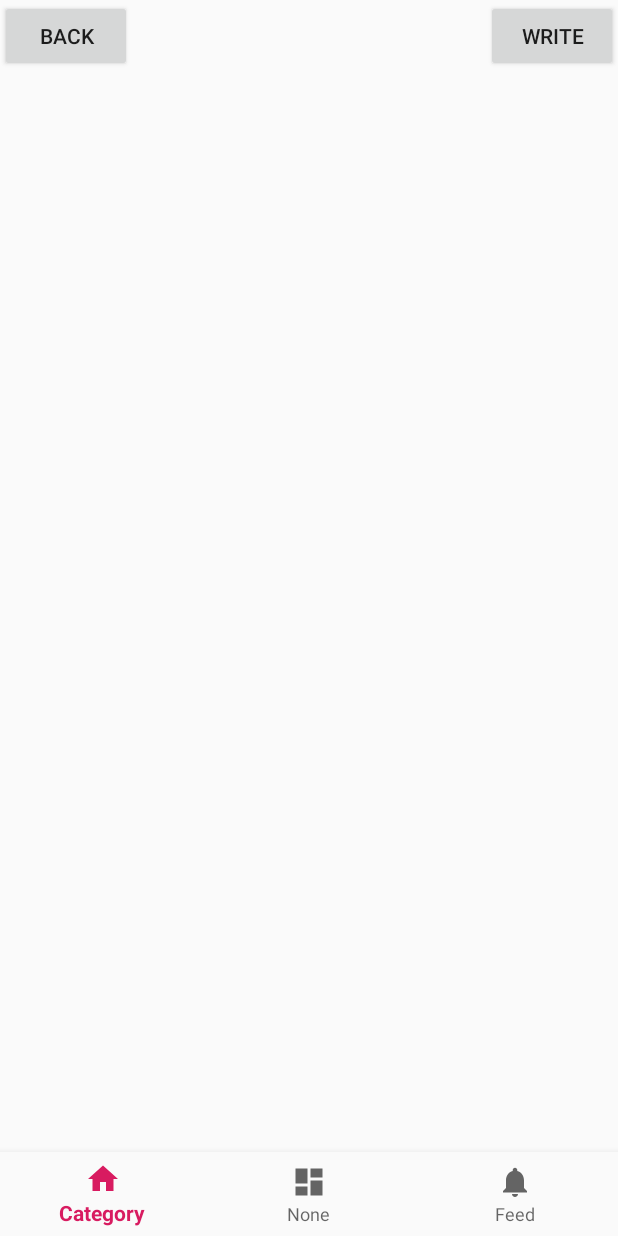
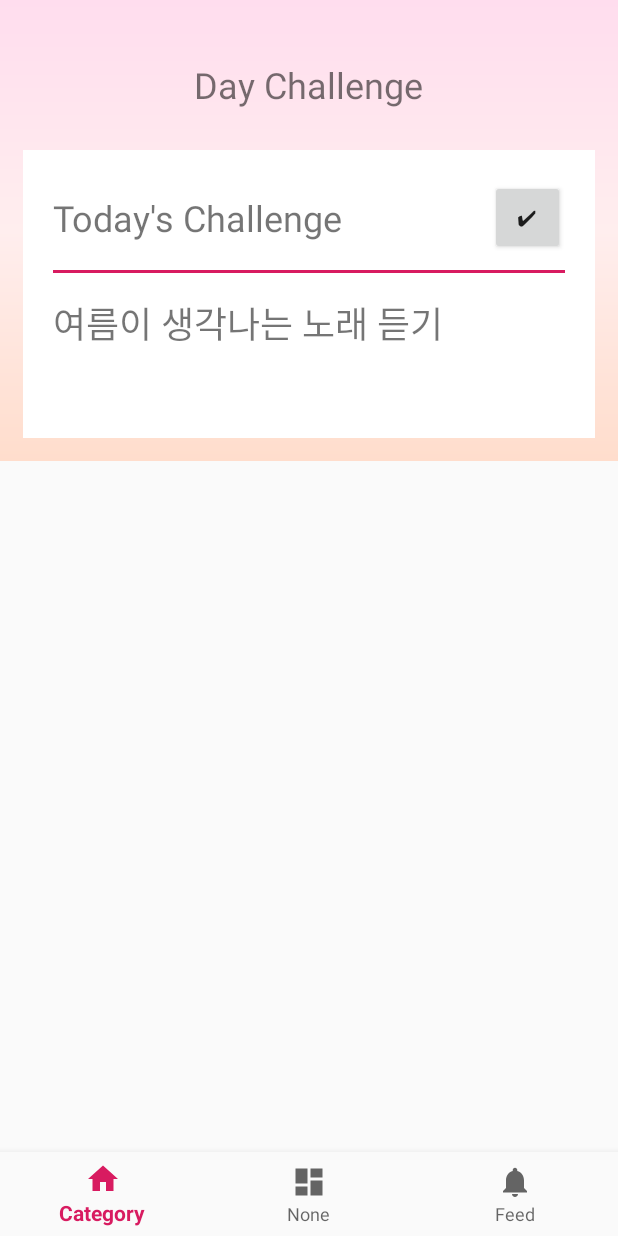
Before and after one commit to l3olvy/Day-Challenge, an Android app: the screen it shows after launch (MainActivity), after a tap on "MUSIC", on a phone screen of 412 x 824 dp. Run offline under Robolectric (Android 15) with nearby library versions, the phone set to English and light mode, and no system bars; our stand-ins replace navigation-ui.

Commit message:
feature/ challenge

```diff
--- a/app/src/main/java/org/techtown/daychallenge/ui/Challenge/ChallengeFragment.java
+++ b/app/src/main/java/org/techtown/daychallenge/ui/Challenge/ChallengeFragment.java
@@ -25,15 +25,6 @@ public class ChallengeFragment extends Fragment {
 
         ViewGroup rootView = (ViewGroup) inflater.inflate(R.layout.fragment_challenge, container, false);
 
-        Button back_btn = rootView.findViewById(R.id.back);
-        back_btn.setOnClickListener(new View.OnClickListener() {
-            @Override
-            public void onClick(View v) {
-                MainActivity activity = (MainActivity) getActivity();
-                activity.onFragmentChanged(1);
-            }
-        });
-
         Button write_btn = rootView.findViewById(R.id.write);
         write_btn.setOnClickListener(new View.OnClickListener() {
             @Override
--- a/app/src/main/res/drawable-v24/select_button.xml
+++ b/app/src/main/res/drawable-v24/select_button.xml
@@ -18,8 +18,8 @@
     <item >
         <shape android:shape="rectangle"  >
             <corners android:radius="30dip" />
-            <stroke android:width="1dip" android:color="#FFFF561D" />
-            <gradient android:angle="-90" android:startColor="#FFFF561D" android:endColor="#FFFF561D" />
+            <stroke android:width="1dip" android:color="#50BCDF" />
+            <gradient android:angle="-90" android:startColor="#50BCDF" android:endColor="#50BCDF" />
         </shape>
     </item>
 </selector>
--- a/app/src/main/res/layout/activity_main.xml
+++ b/app/src/main/res/layout/activity_main.xml
@@ -1,24 +1,24 @@
 <?xml version="1.0" encoding="utf-8"?>
 <androidx.constraintlayout.widget.ConstraintLayout xmlns:android="http://schemas.android.com/apk/res/android"
     xmlns:app="http://schemas.android.com/apk/res-auto"
-    xmlns:tools="http://schemas.android.com/tools"
     android:id="@+id/container"
     android:layout_width="match_parent"
     android:layout_height="match_parent"
     >
 
 
-    <FrameLayout
+    <RelativeLayout
         android:id="@+id/nav_host_fragment"
         android:layout_width="match_parent"
-        android:layout_height="match_parent"
-        app:layout_constraintBottom_toTopOf="@+id/nav_view">
-
-    </FrameLayout>
+        android:layout_height="0dp"
+        app:layout_constraintBottom_toTopOf="@id/nav_view"
+        app:layout_constraintLeft_toLeftOf="parent"
+        app:layout_constraintRight_toRightOf="parent"
+        app:layout_constraintTop_toTopOf="parent"/>
 
     <com.google.android.material.bottomnavigation.BottomNavigationView
         android:id="@+id/nav_view"
-        android:layout_width="0dp"
+        android:layout_width="match_parent"
         android:layout_height="wrap_content"
         android:layout_marginStart="0dp"
         android:layout_marginEnd="0dp"
--- a/app/src/main/res/layout/fragment_challenge.xml
+++ b/app/src/main/res/layout/fragment_challenge.xml
@@ -1,21 +1,105 @@
 <?xml version="1.0" encoding="utf-8"?>
-<androidx.constraintlayout.widget.ConstraintLayout xmlns:android="http://schemas.android.com/apk/res/android"
+<LinearLayout xmlns:android="http://schemas.android.com/apk/res/android"
     xmlns:app="http://schemas.android.com/apk/res-auto"
     android:id="@+id/fragment_challenge"
     android:layout_width="match_parent"
     android:layout_height="match_parent"
-    >
+    android:orientation="vertical">
 
-    <Button
-        android:id="@+id/back"
+    <RelativeLayout
+        android:id="@+id/ch_back"
+        android:layout_width="match_parent"
+        android:layout_height="match_parent"
+        android:layout_weight="3"
+        android:background="@drawable/gradation"
+        android:gravity="center">
+
+        <RelativeLayout
+            android:id="@+id/ch_top"
+            android:layout_width="match_parent"
+            android:layout_height="wrap_content"
+            android:layout_alignParentTop="true"
+            android:layout_marginTop="40dp"
+            android:paddingLeft="@dimen/activity_horizontal_margin"
+            android:paddingRight="@dimen/activity_horizontal_margin">
+
+            <TextView
+                android:id="@+id/title_category"
                 android:layout_width="wrap_content"
                 android:layout_height="wrap_content"
-        android:text="back" />
+                android:layout_centerInParent="true"
+                android:gravity="center"
+                android:text="@string/app_name"
+                android:textSize="24sp" />
+
+
+        </RelativeLayout>
+
+        <RelativeLayout
+            android:layout_width="wrap_content"
+            android:layout_height="match_parent"
+            android:layout_alignParentBottom="true">
+
+            <LinearLayout
+                android:layout_width="match_parent"
+                android:layout_height="match_parent"
+                android:layout_marginLeft="15dp"
+                android:layout_marginTop="100dp"
+                android:layout_marginRight="15dp"
+                android:layout_marginBottom="15dp"
+                android:paddingLeft="20dp"
+                android:paddingRight="20dp"
+                android:paddingTop="20dp"
+                android:background="#ffffff"
+                android:orientation="vertical">
+
+                <RelativeLayout
+                    android:id="@+id/Title_parent"
+                    android:layout_width="match_parent"
+                    android:layout_height="wrap_content">
+
+                    <TextView
+                        android:id="@+id/textView"
+                        android:layout_width="wrap_content"
+                        android:layout_height="wrap_content"
+                        android:layout_alignParentLeft="true"
+                        android:layout_centerVertical="true"
+                        android:textSize="24dp"
+                        android:text="Today's Challenge" />
 
                     <Button
                         android:id="@+id/write"
+                        android:layout_width="50dp"
+                        android:layout_height="50dp"
+                        android:layout_alignParentEnd="true"
+                        android:layout_alignParentRight="true"
+                        android:text="✔" />
+
+                </RelativeLayout>
+
+                <View
+                    android:id="@+id/view"
+                    android:layout_width="match_parent"
+                    android:layout_height="2dp"
+                    android:layout_marginTop="10dp"
+                    android:layout_marginBottom="15dp"
+                    android:background="@color/colorAccent" />
+
+                <TextView
+                    android:id="@+id/textView2"
                     android:layout_width="wrap_content"
+                    android:textSize="24dp"
                     android:layout_height="wrap_content"
-        android:text="write"
-        app:layout_constraintEnd_toEndOf="parent" />
-</androidx.constraintlayout.widget.ConstraintLayout>
+                    android:text="여름이 생각나는 노래 듣기" />
+
+            </LinearLayout>
+        </RelativeLayout>
+
+
+    </RelativeLayout>
+
+    <androidx.recyclerview.widget.RecyclerView
+        android:layout_width="match_parent"
+        android:layout_height="match_parent"
+        android:layout_weight="2" />
+</LinearLayout>
--- a/app/src/main/res/values/strings.xml
+++ b/app/src/main/res/values/strings.xml
@@ -9,7 +9,8 @@
 
     <!--  POST PAGE STRING  -->
     <string name="postHint">당신의 하루를 기록하세요.</string>
-    <string name="setImage">Tap to set Image</string>
+    <string name="deleteImage">삭제</string>
     <string name="closeBtn">X</string>
     <string name="postTitle">Today\'s Challenge</string>
+    <string name="saveBtn">저장</string>
 </resources>
```
Also changed, not shown: app/src/main/java/org/techtown/daychallenge/ui/Writing/WritingFragment.java (+10 -6 lines), app/src/main/res/layout/fragment_writing.xml (+47 -69 lines), app/src/main/res/drawable-v24/smile1_48.png (deleted), app/src/main/res/drawable-v24/smile2_48.png (deleted), app/src/main/res/drawable-v24/smile3_48.png (deleted), app/src/main/res/drawable-v24/smile4_48.png (deleted), app/src/main/res/drawable-v24/smile5_48.png (deleted). Lines whose indentation alone changed are shown as unchanged.
